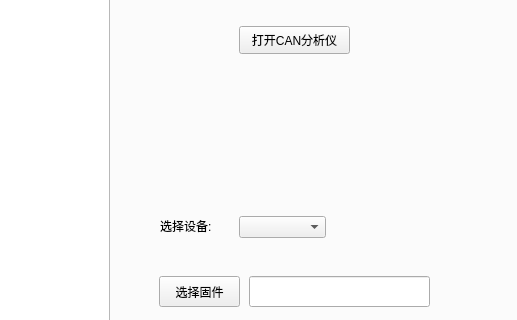
Above: ser_prj/untitled.ui from getBossMuchMoney/pyqt_serialTool before the change; both pictures show x 723 to 1240 and y 230 to 550 of the 1240 by 850 pixel window. Below: the same form after it.
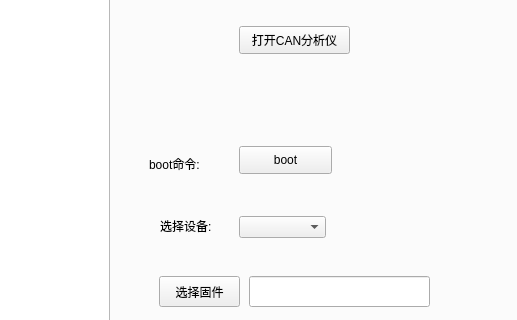
That is the form after the change.

Diff of the .ui file:
```diff
--- a/ser_prj/untitled.ui
+++ b/ser_prj/untitled.ui
@@ -658,6 +658,32 @@
        <string>扫描设备</string>
       </property>
      </widget>
+     <widget class="QPushButton" name="BOOT_CMD">
+      <property name="geometry">
+       <rect>
+        <x>960</x>
+        <y>350</y>
+        <width>93</width>
+        <height>28</height>
+       </rect>
+      </property>
+      <property name="text">
+       <string>boot</string>
+      </property>
+     </widget>
+     <widget class="QLabel" name="label_12">
+      <property name="geometry">
+       <rect>
+        <x>870</x>
+        <y>360</y>
+        <width>72</width>
+        <height>15</height>
+       </rect>
+      </property>
+      <property name="text">
+       <string>boot命令:</string>
+      </property>
+     </widget>
     </widget>
    </widget>
   </widget>
```
